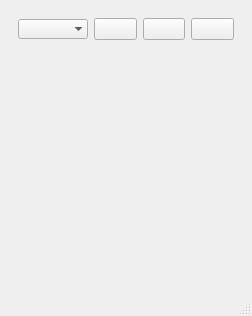
Qt form GUI/mainwindow.ui (igorf7/OWController) before a commit.
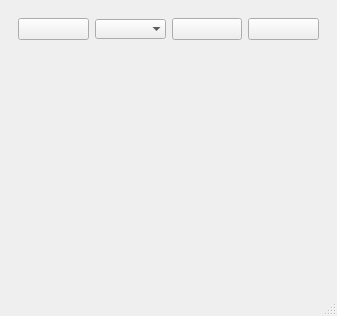
The same form after that commit. Icons and pictures are not drawn.

Diff of the .ui file:
```diff
--- a/GUI/mainwindow.ui
+++ b/GUI/mainwindow.ui
@@ -9,7 +9,7 @@
    <rect>
     <x>0</x>
     <y>0</y>
-    <width>252</width>
+    <width>337</width>
     <height>316</height>
    </rect>
   </property>
@@ -33,19 +33,6 @@
        <enum>QFrame::Shadow::Plain</enum>
       </property>
       <layout class="QHBoxLayout" name="horizontalLayout">
-       <item>
-        <widget class="QComboBox" name="deviceComboBox">
-         <property name="minimumSize">
-          <size>
-           <width>0</width>
-           <height>0</height>
-          </size>
-         </property>
-         <property name="frame">
-          <bool>false</bool>
-         </property>
-        </widget>
-       </item>
        <item>
         <widget class="QPushButton" name="searchPushButton">
          <property name="minimumSize">
@@ -78,6 +65,19 @@
          </property>
         </widget>
        </item>
+       <item>
+        <widget class="QComboBox" name="deviceComboBox">
+         <property name="minimumSize">
+          <size>
+           <width>0</width>
+           <height>0</height>
+          </size>
+         </property>
+         <property name="frame">
+          <bool>false</bool>
+         </property>
+        </widget>
+       </item>
        <item>
         <widget class="QPushButton" name="clockPushButton">
          <property name="minimumSize">
@@ -167,8 +167,8 @@
         <rect>
          <x>0</x>
          <y>0</y>
-         <width>234</width>
-         <height>207</height>
+         <width>313</width>
+         <height>169</height>
         </rect>
        </property>
       </widget>
```
Left out of the diff: 4 changed lines with no effect on the pictures.
